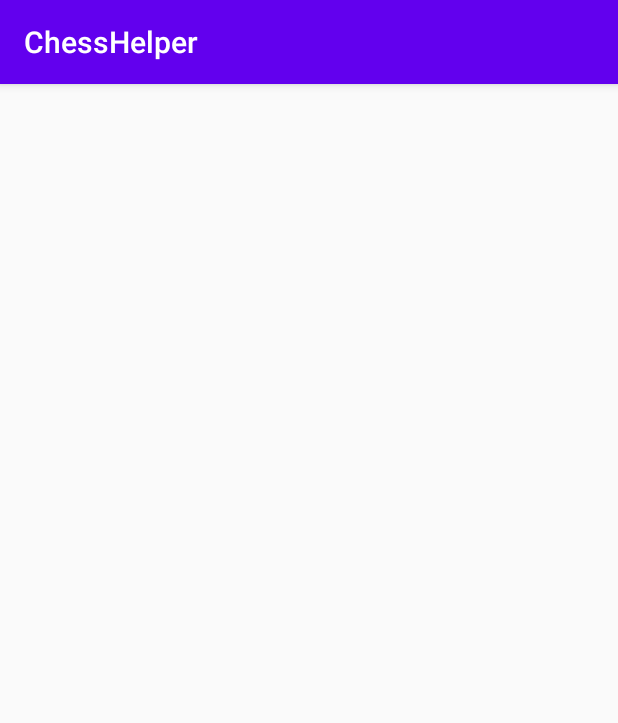
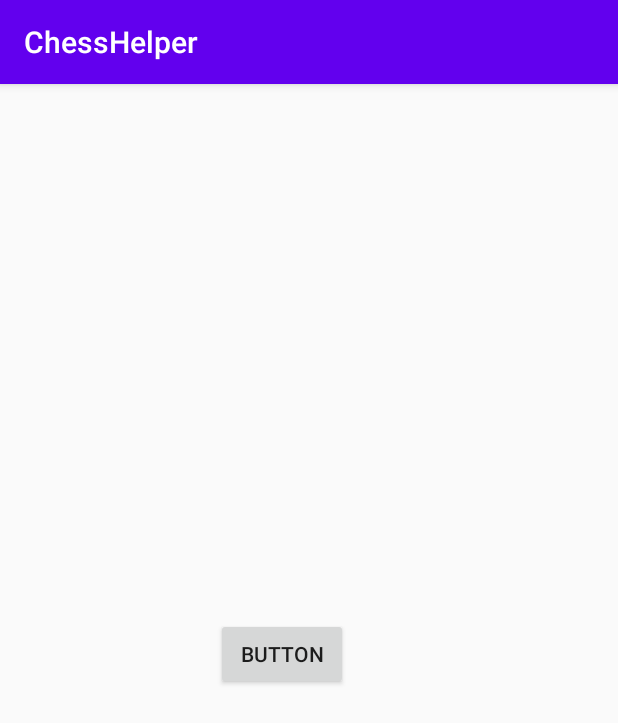
Before and after one commit to ivanpetrov95/chesshelper, an Android app: the BluetoothActivity screen opened directly, with no data from a screen before it, on a phone screen of 412 x 824 dp. Shown: the top 723 px of the screen. Run offline under Robolectric (Android 15) with nearby library versions, the phone set to English and light mode, and no system bars.

Commit message:
added testing of text to speech

```diff
--- a/app/src/main/java/com/example/chesshelper/BluetoothActivity.java
+++ b/app/src/main/java/com/example/chesshelper/BluetoothActivity.java
@@ -3,12 +3,49 @@ package com.example.chesshelper;
 import androidx.appcompat.app.AppCompatActivity;
 
 import android.os.Bundle;
+import android.speech.tts.TextToSpeech;
+import android.view.View;
+import android.widget.Button;
+
+import java.util.Locale;
 
 public class BluetoothActivity extends AppCompatActivity {
 
+    TextToSpeech textToSpeech;
+    Button textToSpeechButton;
     @Override
     protected void onCreate(Bundle savedInstanceState) {
         super.onCreate(savedInstanceState);
         setContentView(R.layout.activity_bluetooth2);
+        textToSpeechButton = findViewById(R.id.textToSpeechButton);
+
+        textToSpeech = new TextToSpeech(getApplicationContext(), new TextToSpeech.OnInitListener() {
+            @Override
+            public void onInit(int status) {
+                if (status != TextToSpeech.ERROR)
+                {
+                    textToSpeech.setLanguage(Locale.ENGLISH);
+                }
+            }
+        });
+
+        textToSpeechButton.setOnClickListener(new View.OnClickListener() {
+            @Override
+            public void onClick(View view) {
+                String textToBeSpoken = "Say this sample.";
+                textToSpeech.speak(textToBeSpoken, TextToSpeech.QUEUE_FLUSH, null);
+            }
+        });
+
+    }
+
+    @Override
+    public void onPause() {
+        super.onPause();
+        if(textToSpeech != null)
+        {
+            textToSpeech.stop();
+            textToSpeech.shutdown();
+        }
     }
 }
--- a/app/src/main/res/layout/activity_bluetooth2.xml
+++ b/app/src/main/res/layout/activity_bluetooth2.xml
@@ -6,4 +6,14 @@
     android:layout_height="match_parent"
     tools:context=".BluetoothActivity">
 
+    <Button
+        android:id="@+id/textToSpeechButton"
+        android:layout_width="wrap_content"
+        android:layout_height="wrap_content"
+        android:layout_marginStart="144dp"
+        android:layout_marginLeft="144dp"
+        android:layout_marginTop="356dp"
+        android:text="Button"
+        app:layout_constraintStart_toStartOf="parent"
+        app:layout_constraintTop_toTopOf="parent" />
 </androidx.constraintlayout.widget.ConstraintLayout>
--- a/app/src/main/res/layout/activity_main.xml
+++ b/app/src/main/res/layout/activity_main.xml
@@ -42,7 +42,7 @@
         android:text="Capture image!"
         app:layout_constraintBottom_toBottomOf="parent"
         app:layout_constraintEnd_toEndOf="parent"
-        app:layout_constraintHorizontal_bias="0.56"
+        app:layout_constraintHorizontal_bias="0.181"
         app:layout_constraintStart_toStartOf="parent" />
 
     <Button
```
Also changed, not shown: app/src/main/java/com/example/chesshelper/MainActivity.java (+9 -0 lines).
